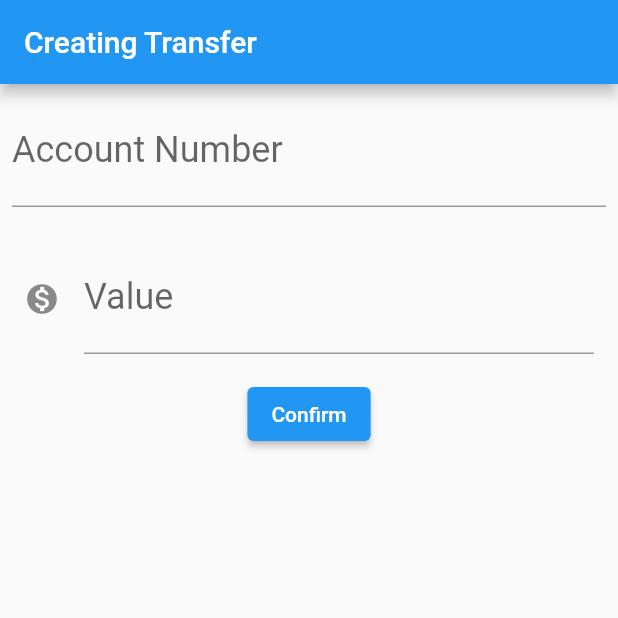
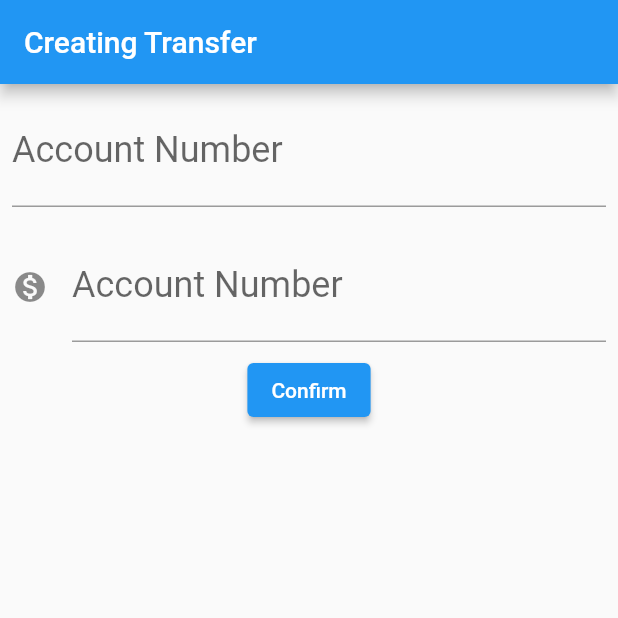
Before and after one commit to endyjams/BankTransactionsSimulator, a Flutter app: the screen it shows after launch, on a phone screen of 412 x 824 dp, the top half of it. Run offline on Flutter 3.47's test engine with Material 2 defaults, Android fonts, the phone set to English and light mode, and no system bars.

Commit message:
Code Refactoring -> Extracting Transaction Editor

```diff
--- a/lib/main.dart
+++ b/lib/main.dart
@@ -14,8 +14,8 @@ class TransactionApp extends StatelessWidget {
 }
 
 class TransactionForm extends StatelessWidget {
-
-  final TextEditingController _controllerAccountNumber = TextEditingController();
+  final TextEditingController _controllerAccountNumber =
+      TextEditingController();
   final TextEditingController _controllerValue = TextEditingController();
 
   @override
@@ -26,43 +26,56 @@ class TransactionForm extends StatelessWidget {
       ),
       body: Column(
         children: <Widget>[
-          Padding(
-            padding: const EdgeInsets.all(8.0),
-            child: TextField(
-              controller: _controllerAccountNumber,
-              style: TextStyle(fontSize: 24.0),
-              decoration: InputDecoration(
-                labelText: 'Account Number',
-                hintText: '0000',
-              ),
-              keyboardType: TextInputType.number,
-            ),
+          Editor(
+            controller: _controllerAccountNumber,
+            hint: '0000',
+            label: 'Account Number',
           ),
-          Padding(
-            padding: const EdgeInsets.all(16.0),
-            child: TextField(
-              controller: _controllerValue,
-              style: TextStyle(fontSize: 24.0),
-              decoration: InputDecoration(
-                icon: Icon(Icons.monetization_on),
-                labelText: 'Value',
-                hintText: '0.00',
-              ),
-              keyboardType: TextInputType.number,
-            ),
+          Editor(
+            controller: _controllerAccountNumber,
+            hint: '0000',
+            label: 'Account Number',
+            icon: Icons.monetization_on,
           ),
           ElevatedButton(
             child: Text('Confirm'),
             onPressed: () {
-              final int? accountNumber = int.tryParse(_controllerAccountNumber.text);
+              final int? accountNumber =
+                  int.tryParse(_controllerAccountNumber.text);
               final double? value = double.tryParse(_controllerValue.text);
 
-              if (accountNumber != null && value != null){
+              if (accountNumber != null && value != null) {
                 final newTransaction = Transaction(value, accountNumber);
               }
             },
-          )
+          ),
         ],
+      ),
+    );
+  }
+}
+
+class Editor extends StatelessWidget {
+  final TextEditingController? controller;
+  final String? label;
+  final String? hint;
+  final IconData? icon;
+
+  Editor({this.controller, this.label, this.hint, this.icon});
+
+  @override
+  Widget build(BuildContext context) {
+    return Padding(
+      padding: const EdgeInsets.all(8.0),
+      child: TextField(
+        controller: controller,
+        style: TextStyle(fontSize: 24.0),
+        decoration: InputDecoration(
+          icon: icon != null ? Icon(icon) : null,
+          labelText: label,
+          hintText: hint,
+        ),
+        keyboardType: TextInputType.number,
       ),
     );
   }
```
